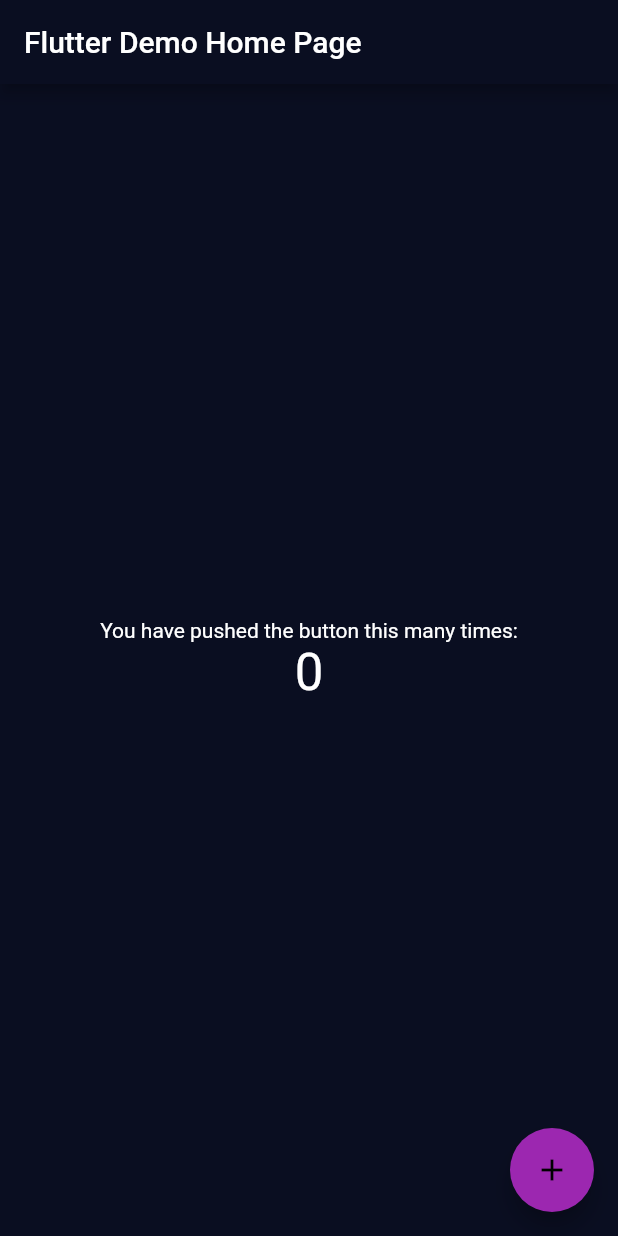
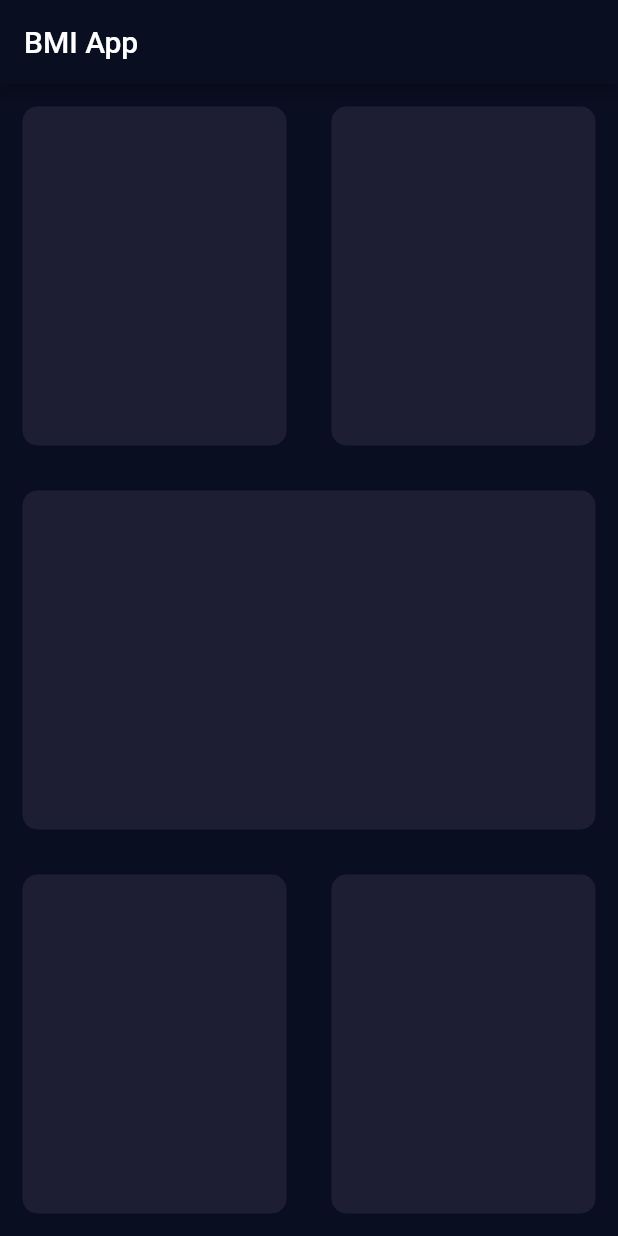
Before and after one commit to LyhourChhen/flutter_examples, a Flutter app: the screen it shows after launch, on a phone screen of 412 x 824 dp. Run offline on Flutter 3.47's test engine with Material 2 defaults, Android fonts, the light colour scheme and no system bars; our stand-ins replace assets_audio_player, rflutter_alert.

Commit message:
update custome widget || component in flutter

```diff
--- a/bmi_calculator/lib/input_page.dart
+++ b/bmi_calculator/lib/input_page.dart
@@ -10,39 +10,71 @@ class MyHomePage extends StatefulWidget {
 }
 
 class _MyHomePageState extends State<MyHomePage> {
-  int _counter = 0;
-
-  void _incrementCounter() {
-    setState(() {
-      _counter++;
-    });
-  }
-
   @override
   Widget build(BuildContext context) {
     return Scaffold(
         appBar: AppBar(
           title: Text(widget.title),
         ),
-      body: Center(
-        child: Column(
-          mainAxisAlignment: MainAxisAlignment.center,
+        body: Column(
           children: <Widget>[
-            Text(
-              'You have pushed the button this many times:',
+            Expanded(
+              child: Row(
+                children: <Widget>[
+                  Expanded(
+                    child: reusableCard(
+                      dynamixColor: Color(0xFF1D1E33),
                     ),
-            Text(
-              '$_counter',
-              style: Theme.of(context).textTheme.display1,
                   ),
+                  Expanded(
+                    child: reusableCard(
+                      dynamixColor: Color(0xFF1D1E33),
+                    ),
+                  )
                 ],
               ),
             ),
-      floatingActionButton: FloatingActionButton(
-        onPressed: _incrementCounter,
-        tooltip: 'Increment',
-        child: Icon(Icons.add),
-      ), // This trailing comma makes auto-formatting nicer for build methods.
+            Expanded(
+              child: reusableCard(
+                dynamixColor: Color(0xFF1D1E33),
+              ),
+            ),
+            Expanded(
+              child: Row(
+                children: <Widget>[
+                  Expanded(
+                    child: reusableCard(
+                      dynamixColor: Color(0xFF1D1E33),
+                    ),
+                  ),
+                  Expanded(
+                    child: reusableCard(
+                      dynamixColor: Color(0xFF1D1E33),
+                    ),
+                  )
+                ],
+              ),
+            )
+          ],
+        )
+        // This trailing comma makes auto-formatting nicer for build methods.
         );
   }
 }
+
+class reusableCard extends StatelessWidget {
+//  create Constructor
+  reusableCard({@required this.dynamixColor});
+  Color dynamixColor;
+
+  @override
+  Widget build(BuildContext context) {
+    return Container(
+      decoration: BoxDecoration(
+          color: dynamixColor, borderRadius: BorderRadius.circular(10)),
+      margin: EdgeInsets.all(15),
+//      height: 200,
+//      width: 170,
+    );
+  }
+}
--- a/bmi_calculator/lib/main.dart
+++ b/bmi_calculator/lib/main.dart
@@ -13,7 +13,7 @@ class MyApp extends StatelessWidget {
           accentColor: Colors.purple,
           scaffoldBackgroundColor: Color(0xFF0A0E21),
           textTheme: TextTheme(body1: TextStyle(color: Colors.white))),
-      home: MyHomePage(title: 'Flutter Demo Home Page'),
+      home: MyHomePage(title: 'BMI App'),
     );
   }
 }
```
Lines whose indentation alone changed are shown as unchanged.
